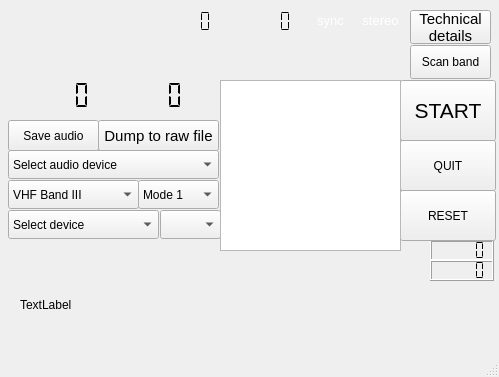
Before: the Qt Designer form forms/dabradio.ui in JvanKatwijk/qt-dab, drawn with Qt 5.
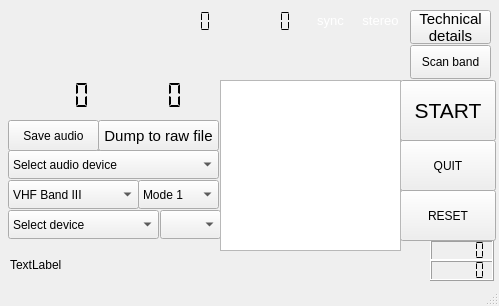
After: the same form once the commit is applied.

The edit to the form file:
```diff
--- a/forms/dabradio.ui
+++ b/forms/dabradio.ui
@@ -7,7 +7,7 @@
     <x>0</x>
     <y>0</y>
     <width>499</width>
-    <height>377</height>
+    <height>306</height>
    </rect>
   </property>
   <property name="windowTitle">
@@ -226,10 +226,10 @@
    <widget class="QLabel" name="dynamicLabel">
     <property name="geometry">
      <rect>
-      <x>20</x>
-      <y>260</y>
+      <x>10</x>
+      <y>250</y>
       <width>401</width>
-      <height>91</height>
+      <height>31</height>
      </rect>
     </property>
     <property name="toolTip">
```
